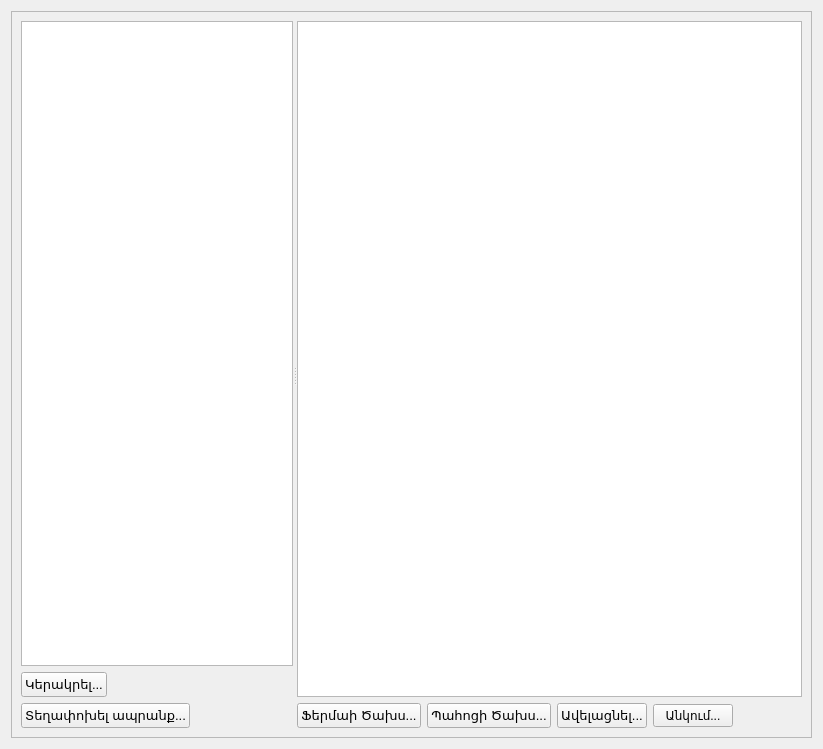
ADCompany/AD-Farm, file src/storages.ui: the form before one commit.
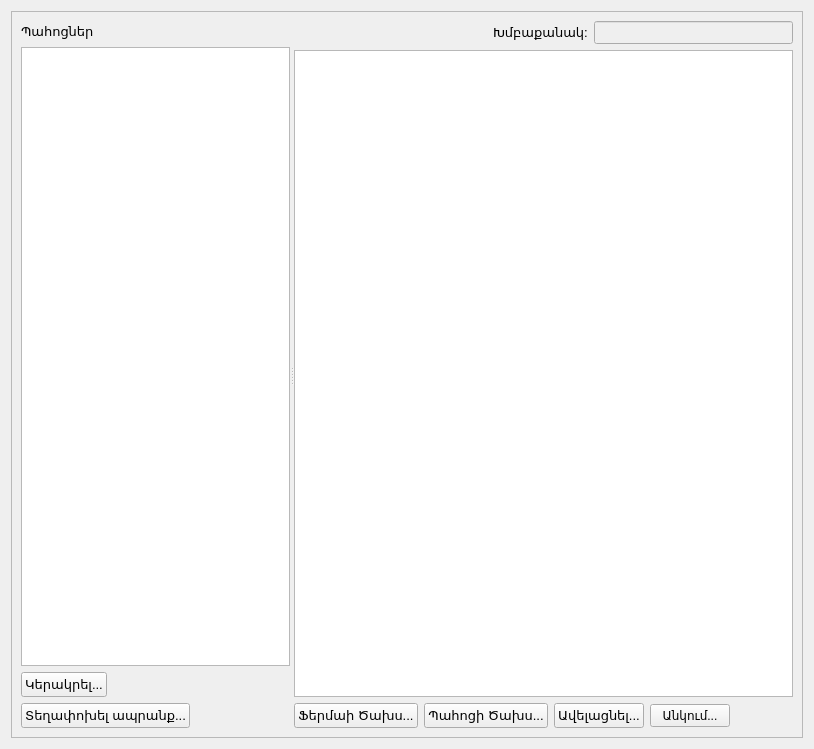
The form after the commit. Icons and pictures are not drawn.

Diff of the .ui file:
```diff
--- a/src/storages.ui
+++ b/src/storages.ui
@@ -6,7 +6,7 @@
    <rect>
     <x>0</x>
     <y>0</y>
-    <width>823</width>
+    <width>814</width>
     <height>749</height>
    </rect>
   </property>
@@ -24,7 +24,7 @@
        <rect>
         <x>0</x>
         <y>0</y>
-        <width>803</width>
+        <width>794</width>
         <height>729</height>
        </rect>
       </property>
@@ -36,6 +36,35 @@
          </property>
          <widget class="QWidget" name="layoutWidget">
           <layout class="QVBoxLayout" name="verticalLayout_2">
+           <item>
+            <layout class="QHBoxLayout" name="horizontalLayout_3">
+             <item>
+              <widget class="QLabel" name="lblStorages">
+               <property name="font">
+                <font>
+                 <pointsize>10</pointsize>
+                </font>
+               </property>
+               <property name="text">
+                <string>Պահոցներ</string>
+               </property>
+              </widget>
+             </item>
+             <item>
+              <spacer name="horizontalSpacer_3">
+               <property name="orientation">
+                <enum>Qt::Horizontal</enum>
+               </property>
+               <property name="sizeHint" stdset="0">
+                <size>
+                 <width>40</width>
+                 <height>20</height>
+                </size>
+               </property>
+              </spacer>
+             </item>
+            </layout>
+           </item>
            <item>
             <widget class="QListView" name="listView">
              <property name="font">
@@ -104,6 +133,50 @@
          </widget>
          <widget class="QWidget" name="layoutWidget">
           <layout class="QVBoxLayout" name="verticalLayout">
+           <item>
+            <layout class="QHBoxLayout" name="horizontalLayout_5">
+             <item>
+              <spacer name="horizontalSpacer_5">
+               <property name="orientation">
+                <enum>Qt::Horizontal</enum>
+               </property>
+               <property name="sizeHint" stdset="0">
+                <size>
+                 <width>40</width>
+                 <height>20</height>
+                </size>
+               </property>
+              </spacer>
+             </item>
+             <item>
+              <widget class="QLabel" name="lblGroups">
+               <property name="font">
+                <font>
+                 <pointsize>10</pointsize>
+                </font>
+               </property>
+               <property name="text">
+                <string>Խմբաքանակ:</string>
+               </property>
+              </widget>
+             </item>
+             <item>
+              <widget class="QLineEdit" name="lineEditGroupName">
+               <property name="enabled">
+                <bool>false</bool>
+               </property>
+               <property name="font">
+                <font>
+                 <pointsize>10</pointsize>
+                </font>
+               </property>
+               <property name="frame">
+                <bool>true</bool>
+               </property>
+              </widget>
+             </item>
+            </layout>
+           </item>
            <item>
             <widget class="QTableView" name="tableView">
              <property name="selectionMode">
```
Left out of the diff: 17 changed lines with no effect on the pictures. Lines whose indentation alone changed are shown as unchanged.
